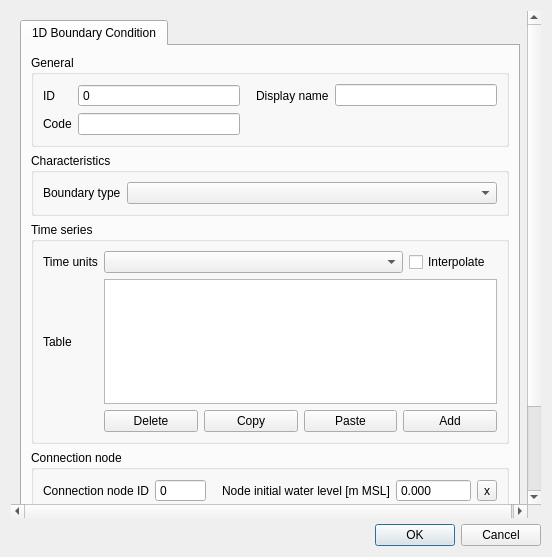
nens/threedi-schematisation-editor, file threedi_schematisation_editor/forms/ui/boundary_condition_1d.ui: the form before one commit.
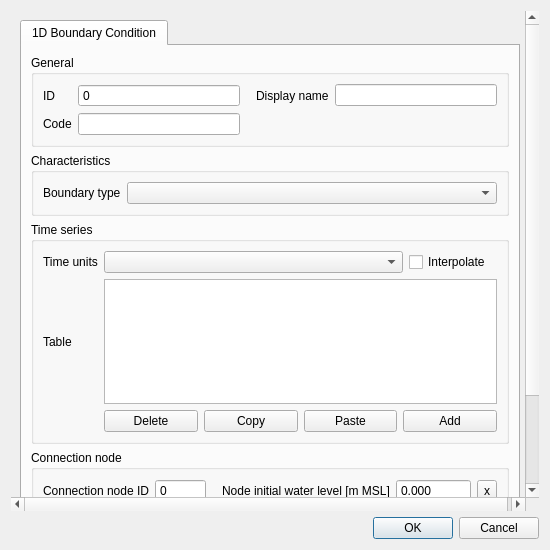
The form after the commit.

```diff
--- a/threedi_schematisation_editor/forms/ui/boundary_condition_1d.ui
+++ b/threedi_schematisation_editor/forms/ui/boundary_condition_1d.ui
@@ -6,8 +6,8 @@
    <rect>
     <x>0</x>
     <y>0</y>
-    <width>552</width>
-    <height>557</height>
+    <width>550</width>
+    <height>550</height>
    </rect>
   </property>
   <property name="windowTitle">
@@ -27,7 +27,7 @@
        <rect>
         <x>0</x>
         <y>0</y>
-        <width>521</width>
+        <width>515</width>
         <height>552</height>
        </rect>
       </property>
```
Left out of the diff: 13 changed lines with no effect on the pictures.
